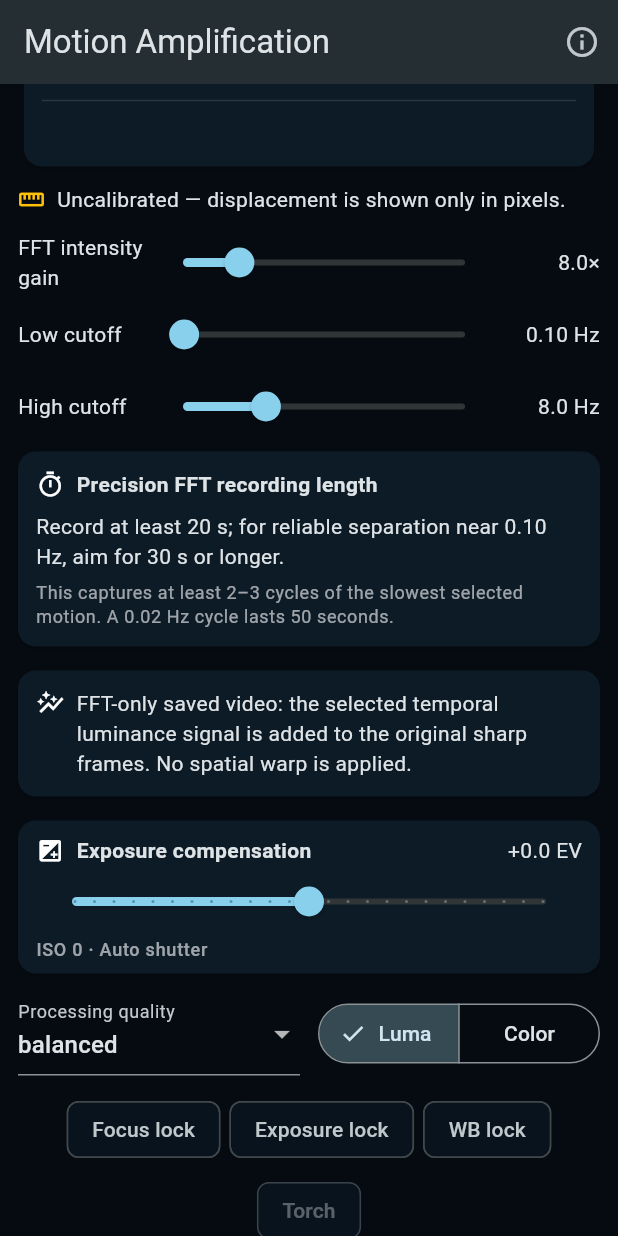
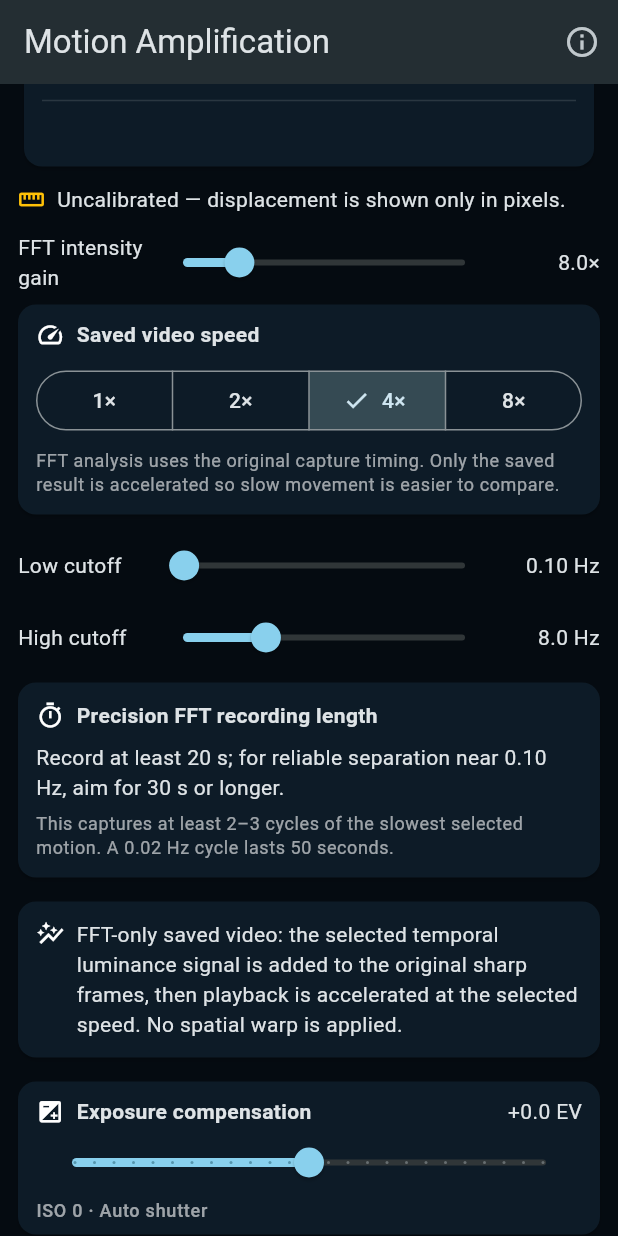
Before and after one commit to oc-create-deploy/motion-amplification-camera, a Flutter app: the HomeScreen screen opened directly, scrolled down 576 dp, on a phone screen of 412 x 824 dp. Run offline on Flutter 3.47's test engine with Material 3 defaults, Android fonts, the phone set to English and light mode, and no system bars; our stand-ins replace share_plus, shared_preferences; accounts and stored records are empty.

Commit message:
Add accelerated FFT video playback

```diff
--- a/lib/models/analysis_models.dart
+++ b/lib/models/analysis_models.dart
@@ -58,6 +58,7 @@ class AnalysisParameters {
     this.quality = ProcessingQuality.balanced,
     this.colorMode = ColorMode.luminance,
     this.processingMode = ProcessingMode.precisionFft,
+    this.playbackSpeed = 4.0,
   });
 
   final double lowerHz;
@@ -66,6 +67,7 @@ class AnalysisParameters {
   final ProcessingQuality quality;
   final ColorMode colorMode;
   final ProcessingMode processingMode;
+  final double playbackSpeed;
 
   RecordingDurationGuidance get durationGuidance =>
       RecordingDurationGuidance.forBand(
@@ -91,6 +93,9 @@ class AnalysisParameters {
     if (!gain.isFinite || gain < 0 || gain > maximumGain) {
       return 'Gain must be between 0 and $maximumGain in this mode.';
     }
+    if (!const [1.0, 2.0, 4.0, 8.0].contains(playbackSpeed)) {
+      return 'Saved-video speed must be 1×, 2×, 4×, or 8×.';
+    }
     return null;
   }
 
@@ -101,6 +106,7 @@ class AnalysisParameters {
     ProcessingQuality? quality,
     ColorMode? colorMode,
     ProcessingMode? processingMode,
+    double? playbackSpeed,
   }) =>
       AnalysisParameters(
         lowerHz: lowerHz ?? this.lowerHz,
@@ -109,6 +115,7 @@ class AnalysisParameters {
         quality: quality ?? this.quality,
         colorMode: colorMode ?? this.colorMode,
         processingMode: processingMode ?? this.processingMode,
+        playbackSpeed: playbackSpeed ?? this.playbackSpeed,
       );
 
   Map<String, Object> toMap() => {
@@ -118,6 +125,7 @@ class AnalysisParameters {
         'quality': quality.name,
         'colorMode': colorMode.name,
         'processingMode': processingMode.name,
+        'playbackSpeed': playbackSpeed,
       };
 }
 
@@ -214,7 +222,7 @@ class SessionResult {
             .pixelsToMillimeters(measurement.peakPixels)
             .toStringAsFixed(6)
         : '';
-    return 'started_at,duration_s,fps,lower_hz,upper_hz,gain,dominant_hz,rms_px,peak_px,pixels_per_mm,rms_mm,peak_mm,confidence\n'
-        '${startedAt.toIso8601String()},${durationSeconds.toStringAsFixed(3)},${measuredFps.toStringAsFixed(3)},${parameters.lowerHz},${parameters.upperHz},${parameters.gain},${measurement.dominantHz.toStringAsFixed(4)},${measurement.rmsPixels.toStringAsFixed(4)},${measurement.peakPixels.toStringAsFixed(4)},$calibrationValue,$rmsMm,$peakMm,${measurement.confidence.toStringAsFixed(3)}\n';
+    return 'started_at,duration_s,fps,lower_hz,upper_hz,gain,playback_speed,dominant_hz,rms_px,peak_px,pixels_per_mm,rms_mm,peak_mm,confidence\n'
+        '${startedAt.toIso8601String()},${durationSeconds.toStringAsFixed(3)},${measuredFps.toStringAsFixed(3)},${parameters.lowerHz},${parameters.upperHz},${parameters.gain},${parameters.playbackSpeed},${measurement.dominantHz.toStringAsFixed(4)},${measurement.rmsPixels.toStringAsFixed(4)},${measurement.peakPixels.toStringAsFixed(4)},$calibrationValue,$rmsMm,$peakMm,${measurement.confidence.toStringAsFixed(3)}\n';
   }
 }
--- a/lib/screens/about_screen.dart
+++ b/lib/screens/about_screen.dart
@@ -20,7 +20,7 @@ class AboutScreen extends StatelessWidget {
             ),
             _Section(
               'Algorithm',
-              'Saved videos use Precision FFT only. The app records a high-fidelity source, applies a zero-phase temporal FFT band-pass across the complete recording, then adds only that filtered luminance variation back to the untouched source frames. It does not spatially warp or resample the source image. The live preview remains unamplified so it accurately represents framing and focus. Vision registration estimates ROI translation; a Hann-windowed vDSP FFT estimates dominant frequency.',
+              'Saved videos use Precision FFT only. The app records a high-fidelity source, applies a zero-phase temporal FFT band-pass across the complete recording, then adds only that filtered luminance variation back to the untouched source frames. It does not spatially warp or resample the source image. Saved playback can be accelerated from 1× to 8× without changing the FFT analysis timing, making very slow movement easier to compare. The live preview remains unamplified so it accurately represents framing and focus. Vision registration estimates ROI translation; a Hann-windowed vDSP FFT estimates dominant frequency.',
             ),
             _Section(
               'Limitations',
--- a/lib/screens/home_screen.dart
+++ b/lib/screens/home_screen.dart
@@ -494,6 +494,58 @@ class _HomeScreenState extends State<HomeScreen> with WidgetsBindingObserver {
                                       parameters = parameters.copyWith(gain: v),
                                 ),
                       ),
+                      Card(
+                        margin: const EdgeInsets.only(top: 4, bottom: 10),
+                        child: Padding(
+                          padding: const EdgeInsets.fromLTRB(12, 10, 12, 12),
+                          child: Column(
+                            crossAxisAlignment: CrossAxisAlignment.start,
+                            children: [
+                              const Row(
+                                children: [
+                                  Icon(Icons.speed, size: 19),
+                                  SizedBox(width: 8),
+                                  Text(
+                                    'Saved video speed',
+                                    style: TextStyle(
+                                      fontWeight: FontWeight.w600,
+                                    ),
+                                  ),
+                                ],
+                              ),
+                              const SizedBox(height: 10),
+                              SizedBox(
+                                width: double.infinity,
+                                child: SegmentedButton<double>(
+                                  segments: const [
+                                    ButtonSegment(value: 1, label: Text('1×')),
+                                    ButtonSegment(value: 2, label: Text('2×')),
+                                    ButtonSegment(value: 4, label: Text('4×')),
+                                    ButtonSegment(value: 8, label: Text('8×')),
+                                  ],
+                                  selected: {parameters.playbackSpeed},
+                                  onSelectionChanged: analyzing
+                                      ? null
+                                      : (selection) => setState(
+                                            () => parameters =
+                                                parameters.copyWith(
+                                              playbackSpeed: selection.first,
+                                            ),
+                                          ),
+                                ),
+                              ),
+                              const SizedBox(height: 8),
+                              Text(
+                                'FFT analysis uses the original capture timing. Only the saved result is accelerated so slow movement is easier to compare.',
+                                style: Theme.of(context)
+                                    .textTheme
+                                    .bodySmall
+                                    ?.copyWith(color: Colors.white60),
+                              ),
+                            ],
+                          ),
+                        ),
+                      ),
                       _SliderRow(
                         label: 'Low cutoff',
                         value: parameters.lowerHz,
@@ -598,7 +650,7 @@ class _HomeScreenState extends State<HomeScreen> with WidgetsBindingObserver {
                               SizedBox(width: 8),
                               Expanded(
                                 child: Text(
-                                  'FFT-only saved video: the selected temporal luminance signal is added to the original sharp frames. No spatial warp is applied.',
+                                  'FFT-only saved video: the selected temporal luminance signal is added to the original sharp frames, then playback is accelerated at the selected speed. No spatial warp is applied.',
                                 ),
                               ),
                             ],
@@ -1003,6 +1055,10 @@ class SessionSummaryScreen extends StatelessWidget {
               'Amplified video',
               '${video.durationSeconds.toStringAsFixed(1)} s · ${video.frameCount} frames · ProRes 4444 MOV',
             ),
+            _SummaryRow(
+              'Playback speed',
+              '${result.parameters.playbackSpeed.toStringAsFixed(0)}×',
+            ),
             _SummaryRow('Measured FPS', result.measuredFps.toStringAsFixed(2)),
             _SummaryRow(
               'Band',
```
Also changed, not shown: 5 other files.
